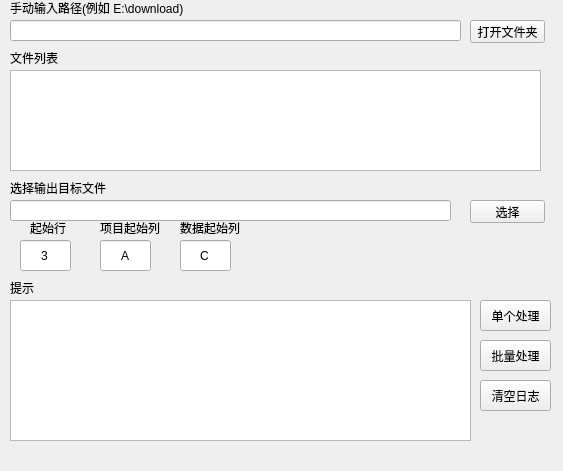
The window that sageras/mainwindow.ui (lujie0116/sageras) describes before a commit, drawn with Qt 5.
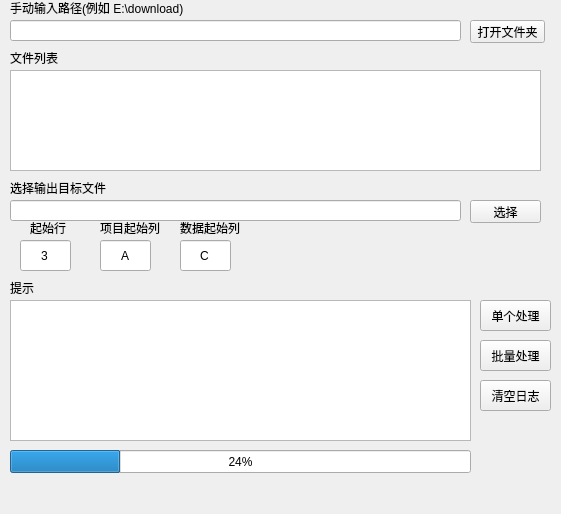
The same window after the commit.

Commit message: 添加进度条

Patch:
```diff
--- a/sageras/mainwindow.ui
+++ b/sageras/mainwindow.ui
@@ -6,8 +6,8 @@
    <rect>
     <x>0</x>
     <y>0</y>
-    <width>563</width>
-    <height>471</height>
+    <width>561</width>
+    <height>514</height>
    </rect>
   </property>
   <property name="windowTitle">
@@ -91,7 +91,7 @@
      <rect>
       <x>10</x>
       <y>200</y>
-      <width>441</width>
+      <width>451</width>
       <height>21</height>
      </rect>
     </property>
@@ -117,7 +117,7 @@
      <rect>
       <x>470</x>
       <y>200</y>
-      <width>75</width>
+      <width>71</width>
       <height>23</height>
      </rect>
     </property>
@@ -224,7 +224,7 @@
      <rect>
       <x>30</x>
       <y>220</y>
-      <width>41</width>
+      <width>51</width>
       <height>16</height>
      </rect>
     </property>
@@ -261,6 +261,19 @@
      <string>清空日志</string>
     </property>
    </widget>
+   <widget class="QProgressBar" name="progressBar">
+    <property name="geometry">
+     <rect>
+      <x>10</x>
+      <y>450</y>
+      <width>461</width>
+      <height>23</height>
+     </rect>
+    </property>
+    <property name="value">
+     <number>24</number>
+    </property>
+   </widget>
   </widget>
   <widget class="QMenuBar" name="menuBar">
    <property name="geometry">
```
Left out of the diff: 2 changed lines with no effect on the pictures.
